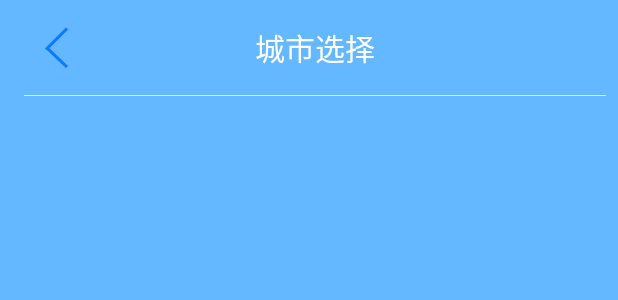
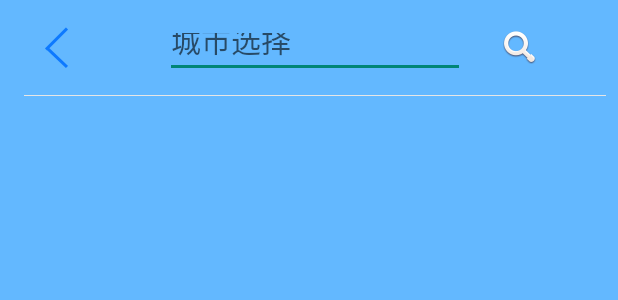
Before and after one commit to smallSlearing/Weather_android, an Android app: the layout activity_city.xml on its own in the app's theme, with its tools: preview values and no code run, on a phone screen of 412 x 824 dp. Shown: the top 300 px of the screen. Run offline under Robolectric (Android 15) with nearby library versions, the phone set to English and light mode, and no system bars.

Commit message:
增加城市搜索功能

```diff
--- a/app/src/main/res/layout/activity_city.xml
+++ b/app/src/main/res/layout/activity_city.xml
@@ -19,13 +19,41 @@
             android:layout_marginLeft="8dp"
             android:src="@drawable/back" />
 
-        <TextView
+        <RelativeLayout
+            android:id="@+id/search_layout"
+            android:layout_width="200dp"
+            android:layout_height="40dp"
+            android:layout_centerInParent="true"
+            >
+            <EditText
+                android:layout_width="200dp"
+                android:layout_height="wrap_content"
+                android:layout_centerInParent="true"
+                android:hint="@string/title_city"
+                android:textSize="20sp"
+                android:id="@+id/search" />
+
+            <ImageView
+                android:id="@+id/search_clear"
+                android:layout_width="wrap_content"
+                android:layout_height="wrap_content"
+                android:layout_alignParentRight="true"
+                android:layout_centerInParent="true"
+                android:paddingRight="10dp"
+                android:src="@drawable/ic_error"
+                android:visibility="gone"/>
+        </RelativeLayout>
+
+
+        <ImageView
+            android:id="@+id/search_button"
             android:layout_width="wrap_content"
             android:layout_height="wrap_content"
-            android:layout_centerInParent="true"
-            android:text="@string/title_city"
-            android:textColor="@color/text_color"
-            android:textSize="20sp" />
+            android:layout_centerVertical="true"
+            android:layout_toRightOf="@+id/search_layout"
+            android:layout_marginLeft="25dp"
+            android:src="@drawable/ic_search"
+            />
 
         <View
             android:layout_width="match_parent"
@@ -48,3 +76,53 @@
         />
 
 </LinearLayout>
+<!--<?xml version="1.0" encoding="utf-8"?>-->
+<!--<LinearLayout xmlns:android="http://schemas.android.com/apk/res/android"-->
+    <!--android:layout_width="match_parent"-->
+    <!--android:layout_height="match_parent"-->
+    <!--android:background="@color/blue"-->
+    <!--android:orientation="vertical"-->
+    <!--android:paddingLeft="16dp"-->
+    <!--android:paddingRight="8dp" >-->
+
+    <!--<RelativeLayout-->
+        <!--android:layout_width="match_parent"-->
+        <!--android:layout_height="64dp" >-->
+
+        <!--<ImageView-->
+            <!--android:id="@+id/iv_back"-->
+            <!--android:layout_width="wrap_content"-->
+            <!--android:layout_height="wrap_content"-->
+            <!--android:layout_centerVertical="true"-->
+            <!--android:layout_marginLeft="8dp"-->
+            <!--android:src="@drawable/back" />-->
+
+        <!--<TextView-->
+            <!--android:layout_width="wrap_content"-->
+            <!--android:layout_height="wrap_content"-->
+            <!--android:layout_centerInParent="true"-->
+            <!--android:text="@string/title_city"-->
+            <!--android:textColor="@color/text_color"-->
+            <!--android:textSize="20sp" />-->
+
+        <!--<View-->
+            <!--android:layout_width="match_parent"-->
+            <!--android:layout_height="1px"-->
+            <!--android:layout_alignParentBottom="true"-->
+            <!--android:background="@color/light_grey" />-->
+    <!--</RelativeLayout>-->
+
+    <!--<ListView-->
+        <!--android:id="@+id/lv_city"-->
+        <!--android:layout_width="match_parent"-->
+        <!--android:layout_height="wrap_content"-->
+        <!--android:layout_marginLeft="16dp"-->
+        <!--android:layout_marginRight="16dp"-->
+        <!--android:scrollbars="none" -->
+        <!--android:cacheColorHint="#00000000"-->
+        <!--android:listSelector="#00000000"-->
+        <!--android:divider="@color/dark_grey"-->
+        <!--android:dividerHeight="1px"-->
+        <!--/>-->
+
+<!--</LinearLayout>-->
```
Also changed, not shown: app/src/main/java/com/juhe/weather/CityActivity.java (+34 -3 lines), app/src/main/res/drawable-hdpi/ic_error.png (added), app/src/main/res/drawable-hdpi/ic_search.png (added), 250 other files.
